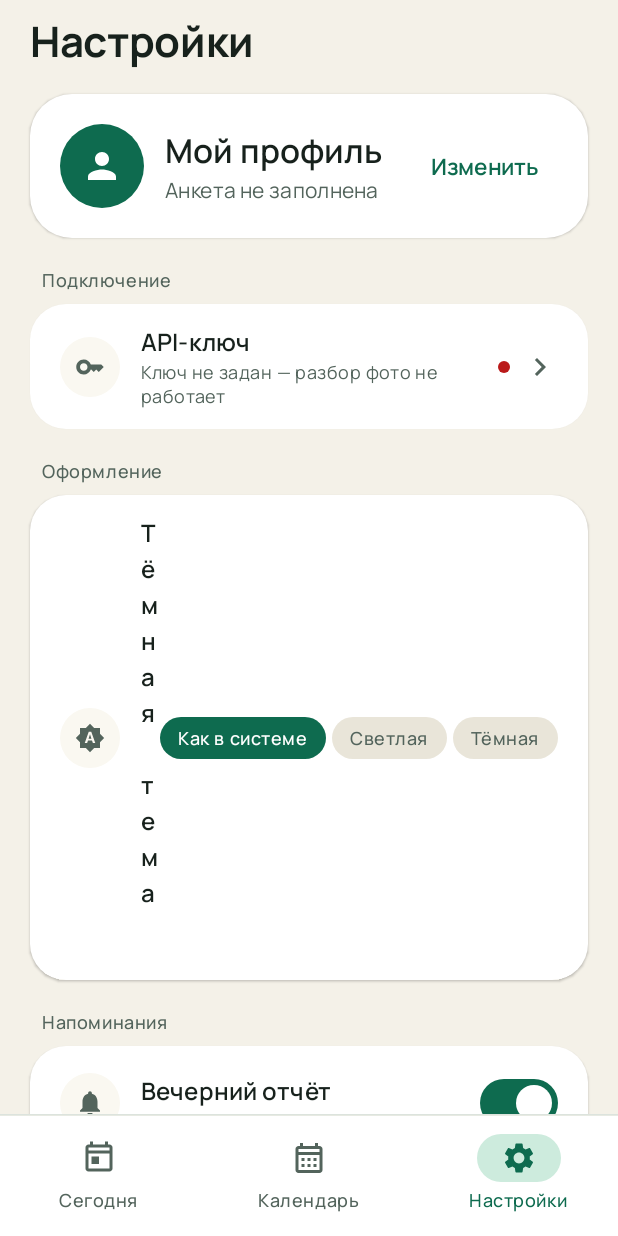
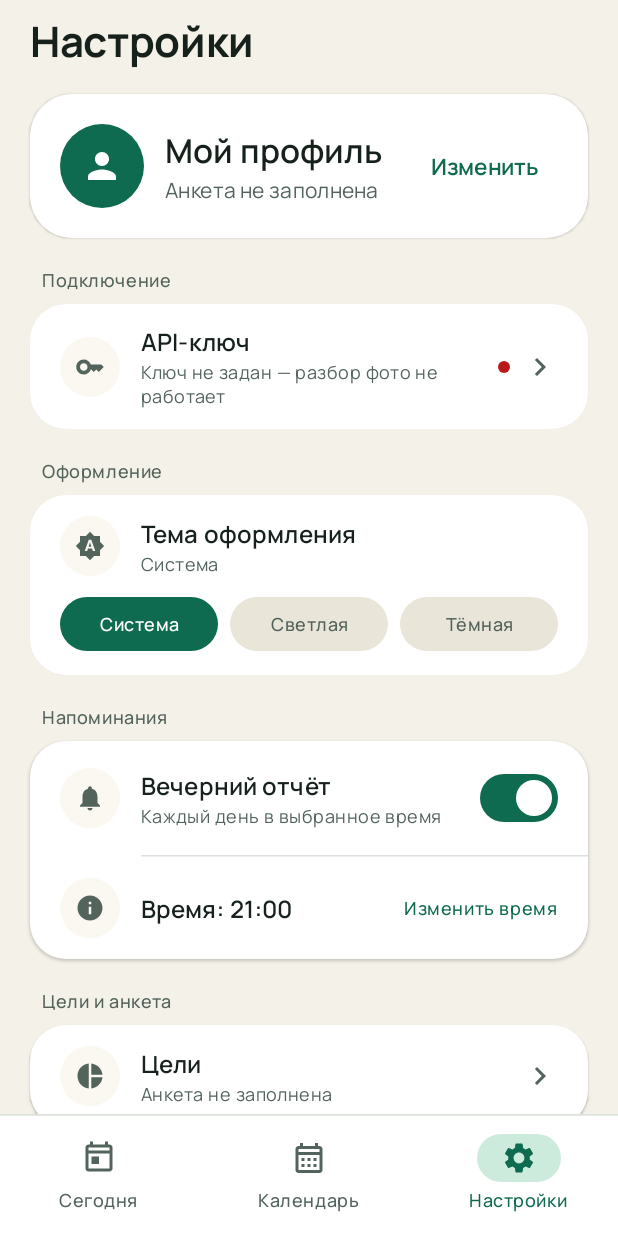
Before and after one commit to AlexDevyatov/FitApp, an Android app built with Jetpack Compose: the SettingsScreen screen opened through its navigation route, on a phone screen of 412 x 824 dp. Run offline under Robolectric (Android 15) with nearby library versions, the phone set to English and light mode, and no system bars; our stand-ins replace Room's generated code; pictures from the network do not load; 2 statements that could not run were skipped.

Commit message:
Настройки: чипсы темы отдельной строкой
В группе «Оформление» три чипса лежали в trailing строки настроек и
отбирали ширину у заголовка: подпись «Тёмная тема» ломалась по одной
букве в строку, заголовок схлопывался в вертикальную колонку.

Чипсы переехали в отдельную строку на всю ширину карточки и делят её
поровну. Подписи — в одну строку с эллипсисом, высота чипса 36 dp,
радиус 999 dp. Заголовок строки — «Тема оформления», системный режим
подписан «Система» — влезает в треть ширины карточки.

```diff
--- a/app/src/main/java/ru/fitapp/ui/settings/SettingsScreen.kt
+++ b/app/src/main/java/ru/fitapp/ui/settings/SettingsScreen.kt
@@ -60,6 +60,8 @@ import androidx.compose.ui.Modifier
 import androidx.compose.ui.draw.clip
 import androidx.compose.ui.platform.LocalContext
 import androidx.compose.ui.res.stringResource
+import androidx.compose.ui.text.style.TextAlign
+import androidx.compose.ui.text.style.TextOverflow
 import androidx.compose.ui.unit.dp
 import androidx.core.content.ContextCompat
 import androidx.lifecycle.viewmodel.compose.viewModel
@@ -189,29 +191,34 @@ fun SettingsScreen(navController: NavController) {
                         SettingsStore.THEME_MODE_DARK -> stringResource(R.string.settings_theme_dark)
                         else -> stringResource(R.string.settings_theme_system)
                     },
-                    trailing = {
+                )
+                // Чипсы выбора темы живут отдельной строкой на всю ширину карточки:
+                // в trailing они делили место с заголовком и текст сжимался до одной буквы в строке.
                 Row(
-                            horizontalArrangement = Arrangement.spacedBy(4.dp),
-                            verticalAlignment = Alignment.CenterVertically,
+                    modifier = Modifier
+                        .fillMaxWidth()
+                        .padding(start = 20.dp, end = 20.dp, bottom = 16.dp),
+                    horizontalArrangement = Arrangement.spacedBy(8.dp),
                 ) {
                     ThemeChip(
                         selected = darkThemeMode == SettingsStore.THEME_MODE_SYSTEM,
                         label = stringResource(R.string.settings_theme_system),
                         onClick = { vm.setDarkThemeMode(SettingsStore.THEME_MODE_SYSTEM) },
+                        modifier = Modifier.weight(1f),
                     )
                     ThemeChip(
                         selected = darkThemeMode == SettingsStore.THEME_MODE_LIGHT,
                         label = stringResource(R.string.settings_theme_light),
                         onClick = { vm.setDarkThemeMode(SettingsStore.THEME_MODE_LIGHT) },
+                        modifier = Modifier.weight(1f),
                     )
                     ThemeChip(
                         selected = darkThemeMode == SettingsStore.THEME_MODE_DARK,
                         label = stringResource(R.string.settings_theme_dark),
                         onClick = { vm.setDarkThemeMode(SettingsStore.THEME_MODE_DARK) },
+                        modifier = Modifier.weight(1f),
                     )
                 }
-                    },
-                )
             }
 
             SettingsGroup(title = stringResource(R.string.settings_group_reminders)) {
@@ -456,22 +463,27 @@ private fun ThemeChip(
     selected: Boolean,
     label: String,
     onClick: () -> Unit,
+    modifier: Modifier = Modifier,
 ) {
     val scheme = MaterialTheme.colorScheme
     Box(
-        modifier = Modifier
-            .clip(RoundedCornerShape(20.dp))
+        modifier = modifier
+            .height(36.dp)
+            .clip(RoundedCornerShape(999.dp))
             .background(
                 if (selected) scheme.primary else scheme.surfaceVariant,
             )
             .clickable(onClick = onClick)
-            .padding(horizontal = 12.dp, vertical = 6.dp),
+            .padding(horizontal = 8.dp),
         contentAlignment = Alignment.Center,
     ) {
         Text(
             label,
             style = MaterialTheme.typography.labelMedium,
             color = if (selected) scheme.onPrimary else scheme.onSurfaceVariant,
+            maxLines = 1,
+            overflow = TextOverflow.Ellipsis,
+            textAlign = TextAlign.Center,
         )
     }
 }
--- a/app/src/main/res/values/strings.xml
+++ b/app/src/main/res/values/strings.xml
@@ -299,8 +299,8 @@
 
     <!-- Оформление -->
     <string name="settings_group_appearance">Оформление</string>
-    <string name="settings_theme_title">Тёмная тема</string>
-    <string name="settings_theme_system">Как в системе</string>
+    <string name="settings_theme_title">Тема оформления</string>
+    <string name="settings_theme_system">Система</string>
     <string name="settings_theme_light">Светлая</string>
     <string name="settings_theme_dark">Тёмная</string>
 
```
Lines whose indentation alone changed are shown as unchanged.
